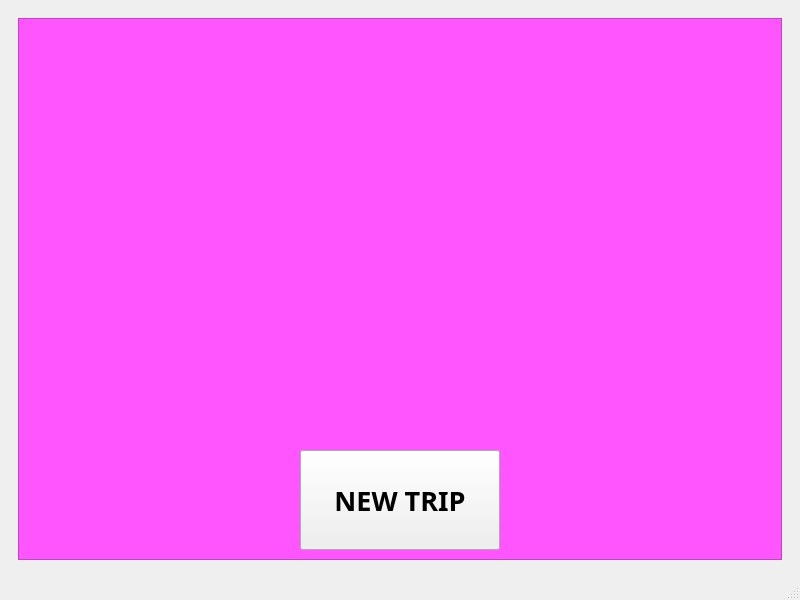
Qt form travel_assistant.ui (isaacfulcrum/travel-assistant) before a commit.
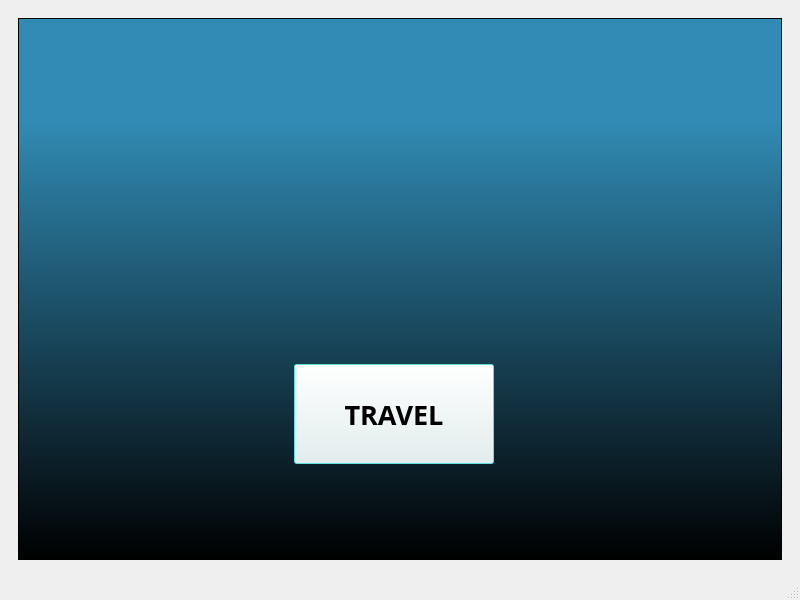
The same form after that commit. Icons and pictures are not drawn.

Commit message: Welcome window

Diff of the .ui file:
```diff
--- a/travel_assistant.ui
+++ b/travel_assistant.ui
@@ -17,6 +17,9 @@
    <iconset resource="travel_assistant_assets.qrc">
     <normaloff>:/Icons/assets/planeIcon.png</normaloff>:/Icons/assets/planeIcon.png</iconset>
   </property>
+  <property name="layoutDirection">
+   <enum>Qt::LeftToRight</enum>
+  </property>
   <widget class="QWidget" name="centralwidget">
    <layout class="QGridLayout" name="gridLayout">
     <item row="0" column="0">
@@ -25,9 +28,18 @@
        <layout class="QGridLayout" name="gridLayout_2">
         <item row="0" column="0">
          <widget class="QFrame" name="frame">
+          <property name="cursor">
+           <cursorShape>UpArrowCursor</cursorShape>
+          </property>
+          <property name="layoutDirection">
+           <enum>Qt::LeftToRight</enum>
+          </property>
           <property name="styleSheet">
-           <string notr="true">QFrame {background-color: rgb(255, 85, 255);
-image: url(:/Images/assets/plane_2.png);}
+           <string notr="true">QFrame 
+{
+image: url(:/Images/assets/plane_vector.png);
+	background-color: qlineargradient(spread:pad, x1:1, y1:0.1875, x2:1, y2:1, stop:0 rgba(49, 139, 180, 255), stop:1 rgba(0, 0, 0, 255));
+}
 
 
 </string>
@@ -39,12 +51,43 @@
            <enum>QFrame::Raised</enum>
           </property>
           <layout class="QGridLayout" name="gridLayout_3">
+           <item row="0" column="1">
+            <spacer name="verticalSpacer">
+             <property name="orientation">
+              <enum>Qt::Vertical</enum>
+             </property>
+             <property name="sizeType">
+              <enum>QSizePolicy::Fixed</enum>
+             </property>
+             <property name="sizeHint" stdset="0">
+              <size>
+               <width>20</width>
+               <height>250</height>
+              </size>
+             </property>
+            </spacer>
+           </item>
+           <item row="1" column="0">
+            <spacer name="horizontalSpacer">
+             <property name="orientation">
+              <enum>Qt::Horizontal</enum>
+             </property>
+             <property name="sizeHint" stdset="0">
+              <size>
+               <width>248</width>
+               <height>20</height>
+              </size>
+             </property>
+            </spacer>
+           </item>
            <item row="1" column="1">
-            <widget class="QSplitter" name="splitter">
-             <property name="orientation">
-              <enum>Qt::Vertical</enum>
+            <widget class="QPushButton" name="travel_button">
+             <property name="minimumSize">
+              <size>
+               <width>200</width>
+               <height>60</height>
+              </size>
              </property>
-             <widget class="QPushButton" name="pushButton_2">
               <property name="maximumSize">
                <size>
                 <width>200</width>
@@ -59,21 +102,43 @@
                 <bold>true</bold>
                </font>
               </property>
+             <property name="cursor">
+              <cursorShape>PointingHandCursor</cursorShape>
+             </property>
+             <property name="styleSheet">
+              <string notr="true">QPushButton{
+	selection-background-color: rgb(85, 255, 255);
+	selection-color: rgb(170, 0, 0);
+
+}</string>
+             </property>
               <property name="text">
-               <string>NEW TRIP</string>
-              </property>
-             </widget>
+              <string>TRAVEL</string>
+             </property>
+             <property name="icon">
+              <iconset resource="travel_assistant_assets.qrc">
+               <normaloff>:/Icons/assets/planeIcon.png</normaloff>:/Icons/assets/planeIcon.png</iconset>
+             </property>
+             <property name="autoDefault">
+              <bool>false</bool>
+             </property>
+             <property name="default">
+              <bool>true</bool>
+             </property>
+             <property name="flat">
+              <bool>false</bool>
+             </property>
             </widget>
            </item>
-           <item row="0" column="1">
-            <spacer name="verticalSpacer">
+           <item row="1" column="2">
+            <spacer name="horizontalSpacer_2">
              <property name="orientation">
-              <enum>Qt::Vertical</enum>
+              <enum>Qt::Horizontal</enum>
              </property>
              <property name="sizeHint" stdset="0">
               <size>
-               <width>20</width>
-               <height>40</height>
+               <width>278</width>
+               <height>20</height>
               </size>
              </property>
             </spacer>
```
Left out of the diff: 23 changed lines with no effect on the pictures. Lines whose indentation alone changed are shown as unchanged. The commit also changes 7 other files.
